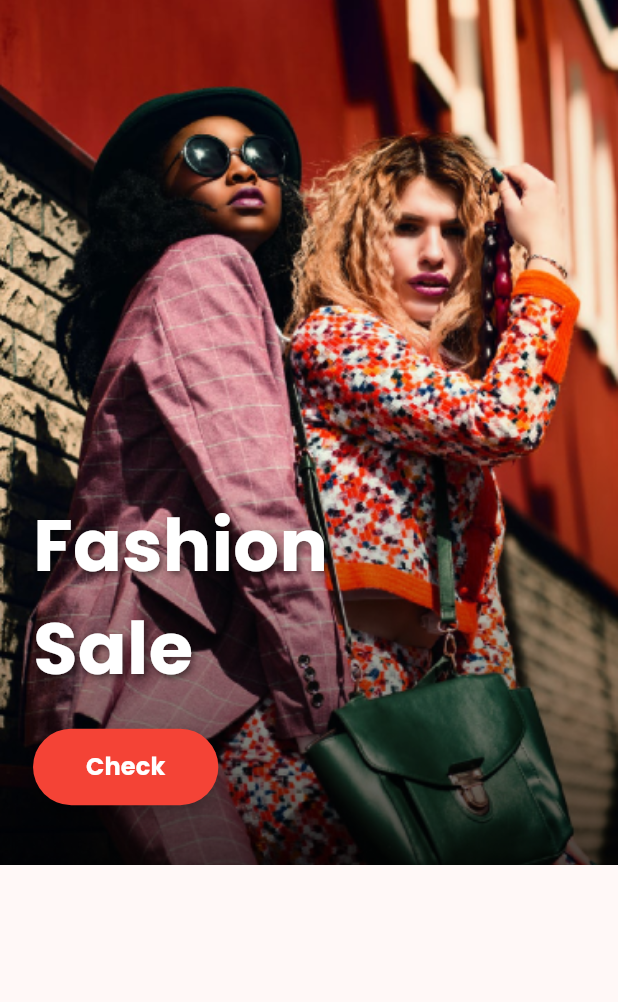
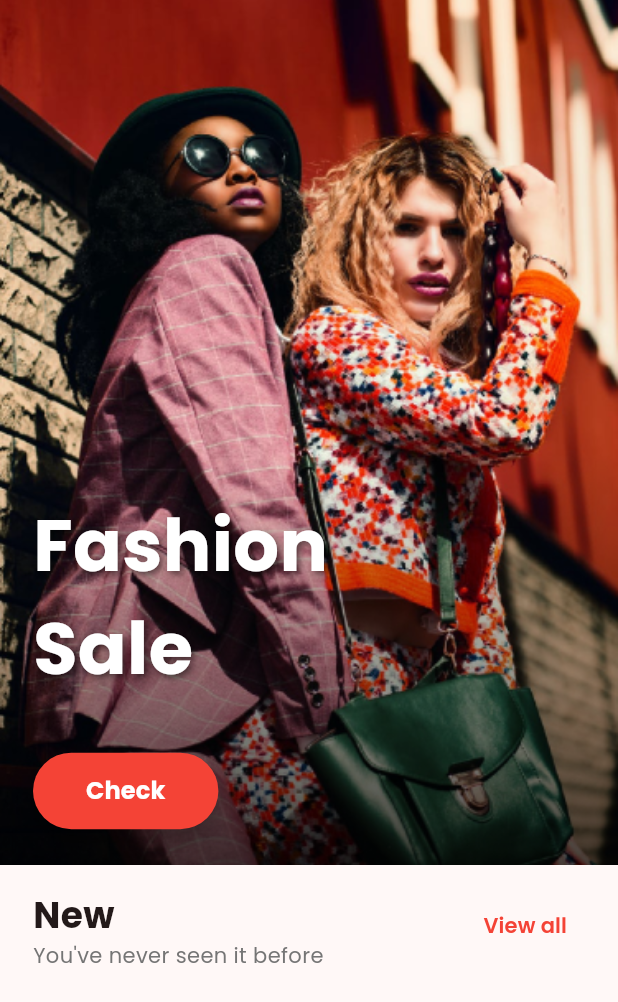
Before and after one commit to Hasib-39/goofy-street, a Flutter app: the HomeScreen screen opened directly, on a phone screen of 412 x 824 dp. Shown: the top 1002 px of the screen. Run offline on Flutter 3.47's test engine with Material 3 defaults, Android fonts, the phone set to English and light mode, and no system bars; our stand-ins replace font_awesome_flutter, google_fonts, shared_preferences; accounts and stored records are empty.

Commit message:
New row title, view all button added

```diff
--- a/lib/screens/home_screen.dart
+++ b/lib/screens/home_screen.dart
@@ -9,6 +9,7 @@
     return Scaffold(
       body: SingleChildScrollView(
         child: Column(
+          crossAxisAlignment: CrossAxisAlignment.start,
           children: [
             // image
             SizedBox(
@@ -46,10 +47,9 @@
                       ),
                     ),
                   ),
-
                   // Button below the text
                   Positioned(
-                    bottom: 40, // distance from bottom of image
+                    bottom: 24, // distance from bottom of image
                     left: 22,
                     right: 0,
                     child: Align(
@@ -85,6 +85,42 @@
                 ],
               ),
             ),
+            SizedBox(height: 16,),
+            Padding(
+              padding: const EdgeInsets.symmetric(horizontal: 22.0), // optional for consistent spacing
+              child: Row(
+                mainAxisAlignment: MainAxisAlignment.spaceBetween, // 👈 pushes columns to opposite sides
+                crossAxisAlignment: CrossAxisAlignment.start,
+                children: [
+                  Column(
+                    crossAxisAlignment: CrossAxisAlignment.start, // left-aligned
+                    children: [
+                      Text(
+                        "New",
+                        style: GoogleFonts.poppins(
+                          fontSize: 24,
+                          fontWeight: FontWeight.bold,
+                        ),
+                      ),
+                      Text(
+                        "You've never seen it before",
+                        style: GoogleFonts.poppins(color: Colors.grey[600]),
+                      ),
+                    ],
+                  ),
+                  TextButton(
+                    onPressed: () {},
+                    child: Text(
+                      "View all",
+                      style: GoogleFonts.poppins(
+                        color: Colors.red,
+                        fontWeight: FontWeight.w600,
+                      ),
+                    ),
+                  ),
+                ],
+              ),
+            ),
           ],
         ),
       ),
```
